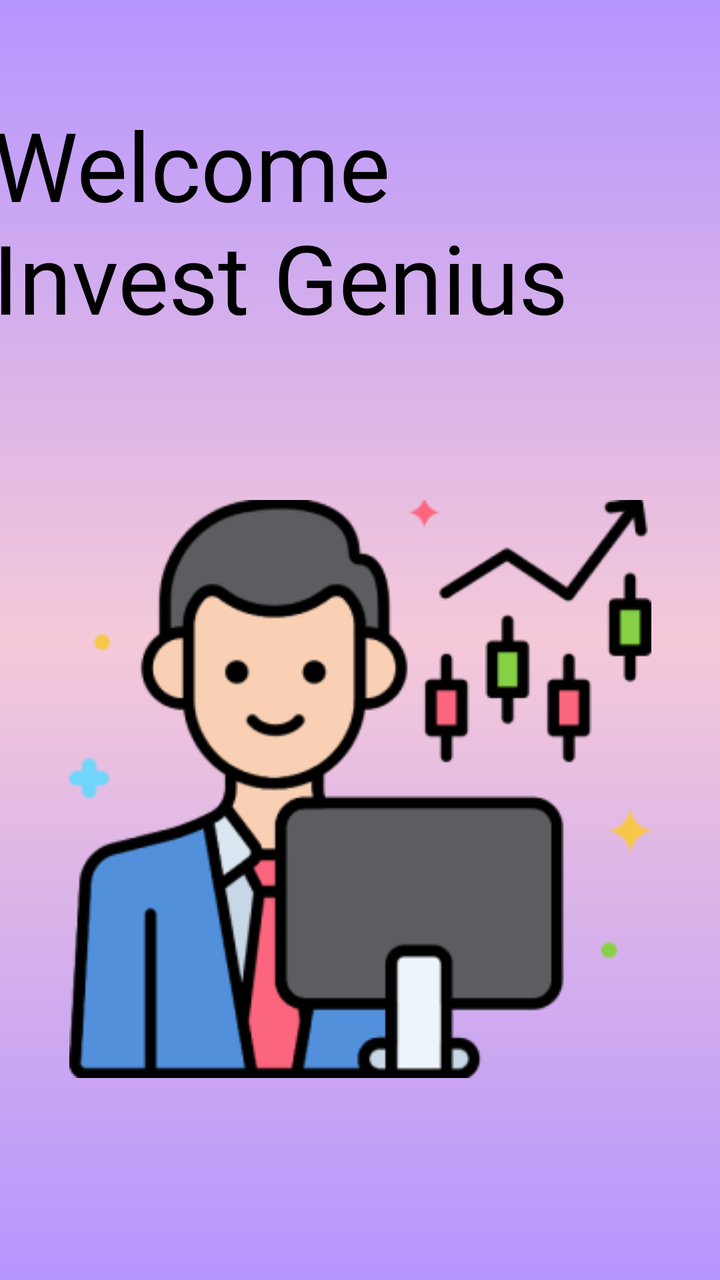
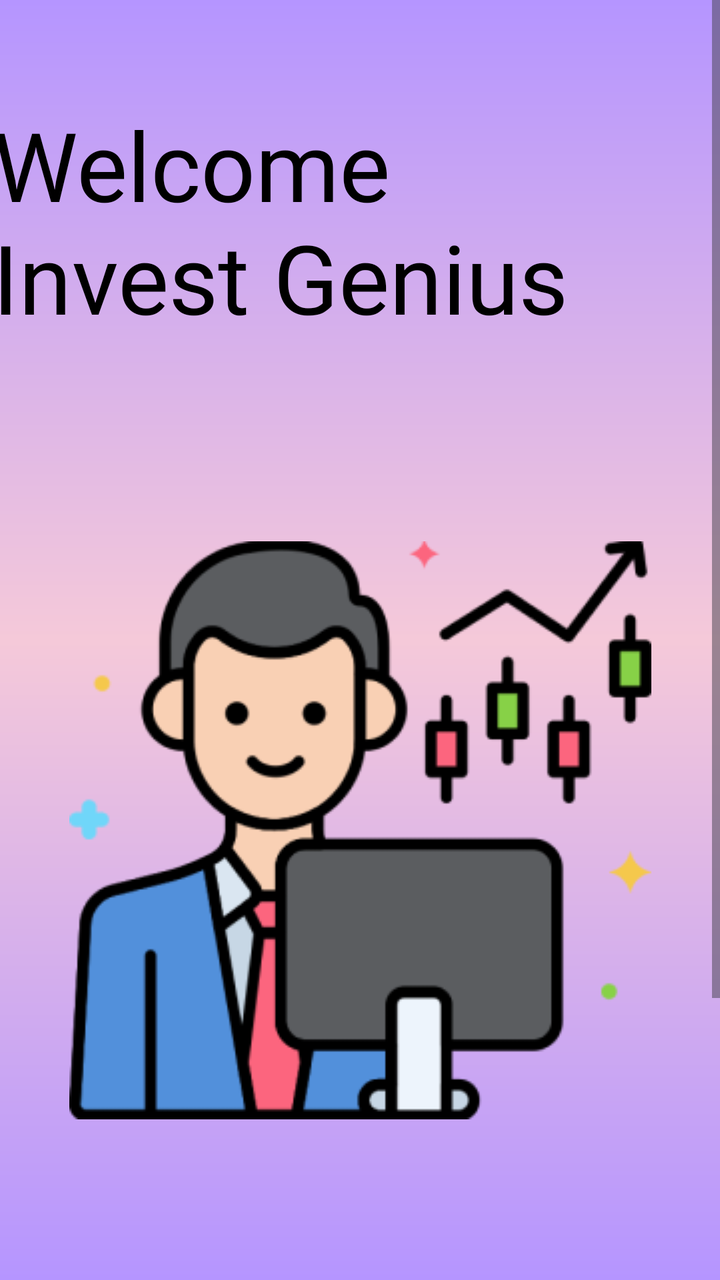

Compare the two renders of this Android layout. The source of the first and the diff that turns it into the second are given below.
<!-- AndroidManifest.xml: application theme Theme.InvestGenius -->
<!-- res/layout/activity_start.xml -->
<?xml version="1.0" encoding="utf-8"?>
<androidx.constraintlayout.widget.ConstraintLayout xmlns:android="http://schemas.android.com/apk/res/android"
    xmlns:app="http://schemas.android.com/apk/res-auto"
    xmlns:tools="http://schemas.android.com/tools"
    android:id="@+id/main"
    android:layout_width="match_parent"
    android:layout_height="match_parent"
    android:background="@drawable/background"
    tools:context=".start_activity">

    <ImageView
        android:id="@+id/imageView3"
        android:layout_width="wrap_content"
        android:layout_height="wrap_content"
        android:layout_marginTop="250dp"
        app:layout_constraintEnd_toEndOf="parent"
        app:layout_constraintStart_toStartOf="parent"
        app:layout_constraintTop_toTopOf="parent"
        app:srcCompat="@drawable/stockbroker" />

    <TextView
        android:id="@+id/textView2"
        android:layout_width="wrap_content"
        android:layout_height="wrap_content"
        android:layout_marginTop="50dp"
        android:layout_marginEnd="80dp"
        android:fontFamily="@font/inika_bold"
        android:text="Welcome\nInvest Genius"
        android:textColor="#000000"
        android:textSize="48sp"
        app:layout_constraintEnd_toEndOf="parent"
        app:layout_constraintStart_toStartOf="parent"
        app:layout_constraintTop_toTopOf="parent" />

    <androidx.appcompat.widget.AppCompatButton
        android:id="@+id/button"
        android:layout_width="350dp"
        android:layout_height="wrap_content"
        android:layout_marginTop="24dp"
        android:background="@drawable/button"
        android:drawableEnd="@drawable/icon"
        android:fontFamily="@font/istok_web_bold"
        android:paddingStart="20dp"
        android:text="Get Started"
        android:textColor="#000000"
        android:textSize="25sp"
        app:layout_constraintEnd_toEndOf="@+id/textView3"
        app:layout_constraintStart_toStartOf="@+id/textView3"
        app:layout_constraintTop_toBottomOf="@+id/textView3" />

    <TextView
        android:id="@+id/textView3"
        android:layout_width="wrap_content"
        android:layout_height="wrap_content"
        android:layout_marginTop="110dp"
        android:fontFamily="@font/inika_bold"
        android:text="Your AI-Driven Investment Partner"
        android:textColor="#A64DDE"
        android:textSize="20sp"
        app:layout_constraintEnd_toEndOf="@+id/imageView3"
        app:layout_constraintStart_toStartOf="@+id/imageView3"
        app:layout_constraintTop_toBottomOf="@+id/imageView3" />

    <TextView
        android:id="@+id/textView4"
        android:layout_width="wrap_content"
        android:layout_height="wrap_content"
        android:layout_marginTop="32dp"
        android:fontFamily="@font/inika"
        android:text="Help?"
        android:textColor="#6B6464"
        android:textSize="15sp"
        app:layout_constraintEnd_toEndOf="@+id/button"
        app:layout_constraintStart_toStartOf="@+id/button"
        app:layout_constraintTop_toBottomOf="@+id/button" />
</androidx.constraintlayout.widget.ConstraintLayout>
<!-- resources referenced by this layout -->
<resources>
  <!-- drawable background (drawable) -->
  <?xml version="1.0" encoding="utf-8"?>
  <shape xmlns:android="http://schemas.android.com/apk/res/android">
      <gradient
          android:startColor="#B595FF"
          android:centerColor="#F5C9D9"
          android:endColor="#B595FF"
          android:angle="450">
      </gradient>
  </shape>
  <!-- drawable button (drawable) -->
  <?xml version="1.0" encoding="utf-8"?>
  <shape xmlns:android="http://schemas.android.com/apk/res/android">
      <solid android:color="#8A58FF">
      </solid>
      <corners android:radius="50dp"></corners>
      <stroke android:color="@color/white"/>
  </shape>
  <!-- drawable icon (drawable) -->
  <vector xmlns:android="http://schemas.android.com/apk/res/android"
      android:width="42dp"
      android:height="40dp"
      android:viewportWidth="42"
      android:viewportHeight="40">
    <path
        android:pathData="M21,27L28.333,20M28.333,20L21,13M28.333,20H13.667M39.333,20C39.333,29.665 31.125,37.5 21,37.5C10.875,37.5 2.667,29.665 2.667,20C2.667,10.335 10.875,2.5 21,2.5C31.125,2.5 39.333,10.335 39.333,20Z"
        android:strokeLineJoin="round"
        android:strokeWidth="4"
        android:fillColor="#00000000"
        android:strokeColor="#1E1E1E"
        android:strokeLineCap="round"/>
  </vector>
  <!-- drawable stockbroker: png bitmap (drawable, 23435 bytes) -->
  <style name="Theme.InvestGenius" parent="Base.Theme.InvestGenius" />
  <color name="white">#FFFFFFFF</color>
  <style name="Base.Theme.InvestGenius" parent="Theme.Material3.DayNight.NoActionBar">
          
          
      </style>
</resources>

<!-- the commit's change to res/layout/activity_start.xml (unified diff, before → after) -->
@@ -8,69 +8,80 @@
     android:background="@drawable/background"
     tools:context=".start_activity">
 
-    <ImageView
-        android:id="@+id/imageView3"
-        android:layout_width="wrap_content"
-        android:layout_height="wrap_content"
-        android:layout_marginTop="250dp"
-        app:layout_constraintEnd_toEndOf="parent"
-        app:layout_constraintStart_toStartOf="parent"
-        app:layout_constraintTop_toTopOf="parent"
-        app:srcCompat="@drawable/stockbroker" />
+    <ScrollView
+        android:layout_width="match_parent"
+        android:layout_height="match_parent">
 
-    <TextView
-        android:id="@+id/textView2"
-        android:layout_width="wrap_content"
-        android:layout_height="wrap_content"
-        android:layout_marginTop="50dp"
-        android:layout_marginEnd="80dp"
-        android:fontFamily="@font/inika_bold"
-        android:text="Welcome\nInvest Genius"
-        android:textColor="#000000"
-        android:textSize="48sp"
-        app:layout_constraintEnd_toEndOf="parent"
-        app:layout_constraintStart_toStartOf="parent"
-        app:layout_constraintTop_toTopOf="parent" />
+        <androidx.constraintlayout.widget.ConstraintLayout
+            android:layout_width="match_parent"
+            android:layout_height="wrap_content">
 
-    <androidx.appcompat.widget.AppCompatButton
-        android:id="@+id/button"
-        android:layout_width="350dp"
-        android:layout_height="wrap_content"
-        android:layout_marginTop="24dp"
-        android:background="@drawable/button"
-        android:drawableEnd="@drawable/icon"
-        android:fontFamily="@font/istok_web_bold"
-        android:paddingStart="20dp"
-        android:text="Get Started"
-        android:textColor="#000000"
-        android:textSize="25sp"
-        app:layout_constraintEnd_toEndOf="@+id/textView3"
-        app:layout_constraintStart_toStartOf="@+id/textView3"
-        app:layout_constraintTop_toBottomOf="@+id/textView3" />
+            <ImageView
+                android:id="@+id/imageView3"
+                android:layout_width="wrap_content"
+                android:layout_height="wrap_content"
+                android:layout_marginTop="100dp"
+                app:layout_constraintEnd_toEndOf="parent"
+                app:layout_constraintStart_toStartOf="parent"
+                app:layout_constraintTop_toBottomOf="@+id/textView2"
+                app:srcCompat="@drawable/stockbroker" />
 
-    <TextView
-        android:id="@+id/textView3"
-        android:layout_width="wrap_content"
-        android:layout_height="wrap_content"
-        android:layout_marginTop="110dp"
-        android:fontFamily="@font/inika_bold"
-        android:text="Your AI-Driven Investment Partner"
-        android:textColor="#A64DDE"
-        android:textSize="20sp"
-        app:layout_constraintEnd_toEndOf="@+id/imageView3"
-        app:layout_constraintStart_toStartOf="@+id/imageView3"
-        app:layout_constraintTop_toBottomOf="@+id/imageView3" />
+            <TextView
+                android:id="@+id/textView2"
+                android:layout_width="wrap_content"
+                android:layout_height="wrap_content"
+                android:layout_marginTop="50dp"
+                android:layout_marginEnd="80dp"
+                android:fontFamily="@font/inika_bold"
+                android:text="Welcome\nInvest Genius"
+                android:textColor="#000000"
+                android:textSize="48sp"
+                app:layout_constraintEnd_toEndOf="parent"
+                app:layout_constraintStart_toStartOf="parent"
+                app:layout_constraintTop_toTopOf="parent" />
 
-    <TextView
-        android:id="@+id/textView4"
-        android:layout_width="wrap_content"
-        android:layout_height="wrap_content"
-        android:layout_marginTop="32dp"
-        android:fontFamily="@font/inika"
-        android:text="Help?"
-        android:textColor="#6B6464"
-        android:textSize="15sp"
-        app:layout_constraintEnd_toEndOf="@+id/button"
-        app:layout_constraintStart_toStartOf="@+id/button"
-        app:layout_constraintTop_toBottomOf="@+id/button" />
+            <androidx.appcompat.widget.AppCompatButton
+                android:id="@+id/button"
+                android:layout_width="350dp"
+                android:layout_height="wrap_content"
+                android:layout_marginTop="24dp"
+                android:background="@drawable/button"
+                android:drawableEnd="@drawable/icon"
+                android:fontFamily="@font/istok_web_bold"
+                android:paddingStart="20dp"
+                android:text="Get Started"
+                android:textColor="#000000"
+                android:textSize="25sp"
+                app:layout_constraintEnd_toEndOf="@+id/textView3"
+                app:layout_constraintStart_toStartOf="@+id/textView3"
+                app:layout_constraintTop_toBottomOf="@+id/textView3" />
+
+            <TextView
+                android:id="@+id/textView3"
+                android:layout_width="wrap_content"
+                android:layout_height="wrap_content"
+                android:layout_marginTop="110dp"
+                android:fontFamily="@font/inika_bold"
+                android:text="Your AI-Driven Investment Partner"
+                android:textColor="#A64DDE"
+                android:textSize="20sp"
+                app:layout_constraintEnd_toEndOf="@+id/imageView3"
+                app:layout_constraintStart_toStartOf="@+id/imageView3"
+                app:layout_constraintTop_toBottomOf="@+id/imageView3" />
+
+            <TextView
+                android:id="@+id/textView4"
+                android:layout_width="wrap_content"
+                android:layout_height="wrap_content"
+                android:layout_marginTop="32dp"
+                android:fontFamily="@font/inika"
+                android:text="Help?"
+                android:textColor="#6B6464"
+                android:textSize="15sp"
+                app:layout_constraintEnd_toEndOf="@+id/button"
+                app:layout_constraintStart_toStartOf="@+id/button"
+                app:layout_constraintTop_toBottomOf="@+id/button" />
+        </androidx.constraintlayout.widget.ConstraintLayout>
+    </ScrollView>
+
 </androidx.constraintlayout.widget.ConstraintLayout>
